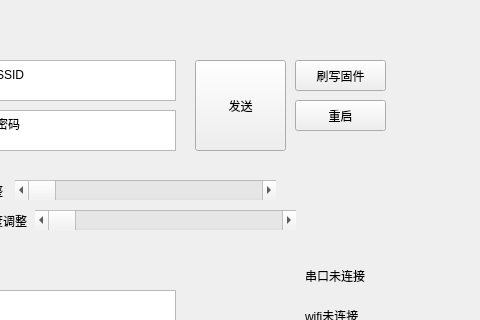
Qt form main_window.ui (paper-tei/paper_tracker) before a commit; both pictures show x 355 to 835 and y 0 to 320 of the 835 by 553 pixel window.
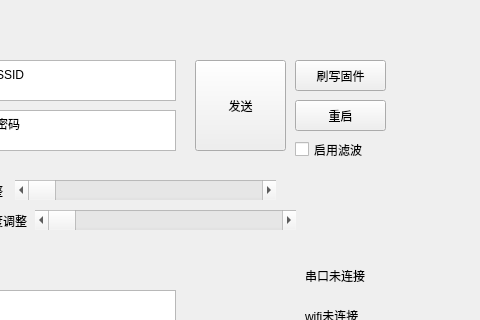
The same form after that commit. The open tabs and pages were chosen to show the change.

Commit message: add kalman filter, update icon

```diff
--- a/main_window.ui
+++ b/main_window.ui
@@ -240,6 +240,19 @@
       <enum>Qt::Orientation::Horizontal</enum>
      </property>
     </widget>
+    <widget class="QCheckBox" name="UseFilterBox">
+     <property name="geometry">
+      <rect>
+       <x>650</x>
+       <y>90</y>
+       <width>81</width>
+       <height>19</height>
+      </rect>
+     </property>
+     <property name="text">
+      <string>启用滤波</string>
+     </property>
+    </widget>
    </widget>
    <widget class="QWidget" name="page_2">
     <widget class="QScrollArea" name="scrollArea">
```
Left out of the diff: 4 changed lines with no effect on the pictures. The commit also changes 10 other files.
